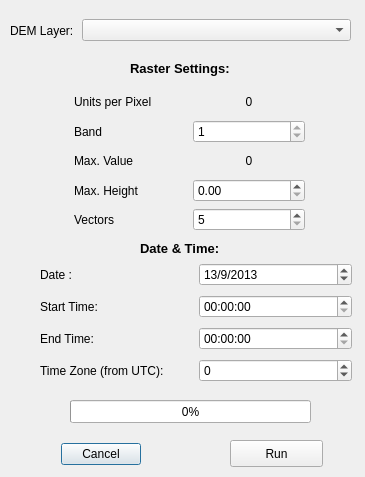
First picture: the form in ui_solaraccess.ui, repository KrisHammerberg/DEMtools, before the edit.
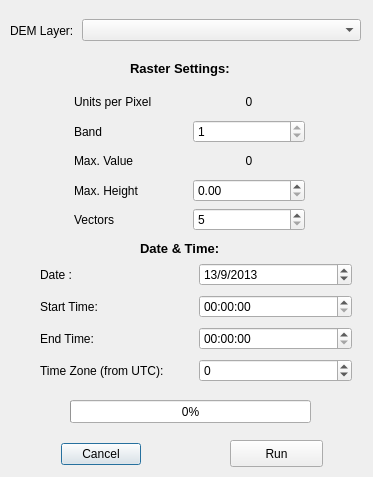
Second picture: the form after the edit. Custom widgets are drawn as their Qt base class.

Commit message:
Updated Makefile to build the proper UI files
added icons to properly generate resource file

The edit to the form file:
```diff
--- a/ui_solaraccess.ui
+++ b/ui_solaraccess.ui
@@ -6,7 +6,7 @@
    <rect>
     <x>0</x>
     <y>0</y>
-    <width>365</width>
+    <width>373</width>
     <height>477</height>
    </rect>
   </property>
@@ -30,7 +30,7 @@
     <rect>
      <x>10</x>
      <y>10</y>
-     <width>341</width>
+     <width>351</width>
      <height>41</height>
     </rect>
    </property>
```
The commit also changes 4 other files.
